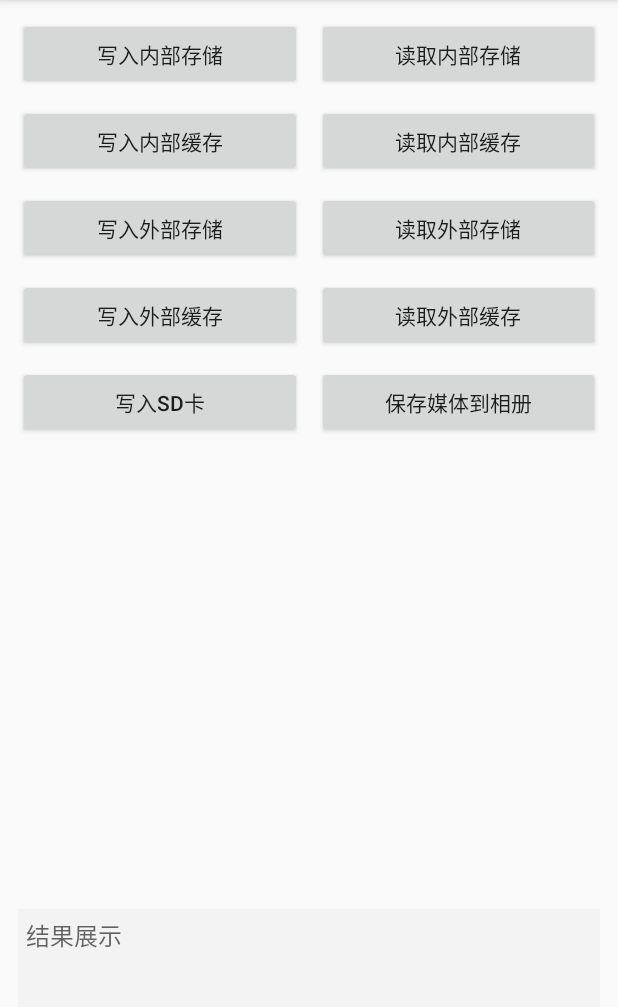
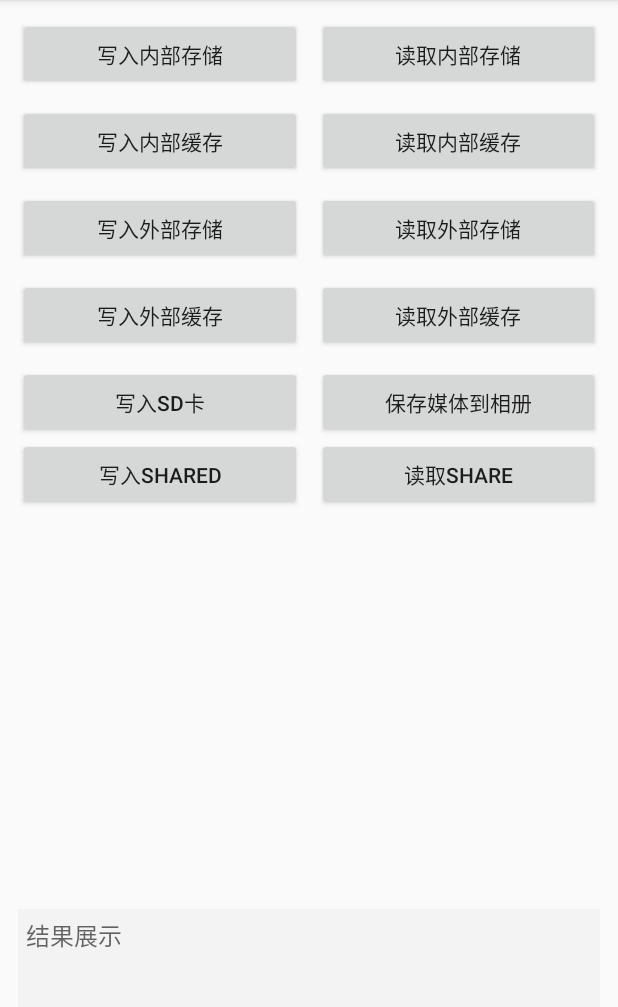
Before and after one commit to shusheng007/AndroidDevMemo, an Android app: the StorageActivity screen opened directly, with no data from a screen before it, on a phone screen of 412 x 824 dp, the part 84-1091 px from its top. Run offline under Robolectric (Android 15) with nearby library versions, the phone set to English and light mode, and no system bars.

Commit message:
feature：add sharePreferences example

```diff
--- a/app/src/main/res/layout/activity_storage.xml
+++ b/app/src/main/res/layout/activity_storage.xml
@@ -15,9 +15,12 @@
         app:layout_constraintRight_toRightOf="parent"
         app:layout_constraintTop_toTopOf="parent"
         app:layout_constraintBottom_toTopOf="@+id/tv_result">
+
         <androidx.constraintlayout.widget.ConstraintLayout
             android:layout_width="match_parent"
-            android:layout_height="wrap_content">
+            android:layout_height="wrap_content"
+            android:paddingBottom="50dp">
+
             <Button
                 android:id="@+id/btn_write_internal"
                 android:layout_width="0dp"
@@ -115,9 +118,9 @@
                 android:layout_height="wrap_content"
                 android:layout_marginTop="10dp"
                 android:text="写入SD卡"
+                app:layout_constraintEnd_toStartOf="@+id/btn_save_media_to_gallery"
                 app:layout_constraintHorizontal_bias="0.5"
                 app:layout_constraintStart_toStartOf="parent"
-                app:layout_constraintEnd_toStartOf="@+id/btn_save_media_to_gallery"
                 app:layout_constraintTop_toBottomOf="@+id/btn_write_external_catch" />
 
             <Button
@@ -126,11 +129,35 @@
                 android:layout_height="wrap_content"
                 android:layout_marginStart="10dp"
                 android:text="保存媒体到相册"
+                app:layout_constraintBottom_toBottomOf="@+id/btn_write_sd_card"
+                app:layout_constraintEnd_toEndOf="parent"
                 app:layout_constraintHorizontal_bias="0.5"
-                app:layout_constraintEnd_toEndOf="parent"
-                app:layout_constraintBottom_toBottomOf="@+id/btn_write_sd_card"
                 app:layout_constraintStart_toEndOf="@+id/btn_write_sd_card"
                 app:layout_constraintTop_toTopOf="@+id/btn_write_sd_card" />
+
+            <Button
+                android:id="@+id/btn_write_share"
+                android:layout_width="0dp"
+                android:layout_height="wrap_content"
+                android:text="写入shared"
+                app:layout_constraintBottom_toBottomOf="@+id/btn_read_share"
+                app:layout_constraintEnd_toStartOf="@+id/btn_read_share"
+                app:layout_constraintHorizontal_bias="0.5"
+                app:layout_constraintStart_toStartOf="parent"
+                app:layout_constraintTop_toBottomOf="@+id/btn_write_sd_card"
+                app:layout_constraintVertical_bias="0.0" />
+
+            <Button
+                android:id="@+id/btn_read_share"
+                android:layout_width="0dp"
+                android:layout_height="wrap_content"
+                android:layout_marginStart="10dp"
+                android:text="读取share"
+                app:layout_constraintBottom_toBottomOf="@+id/btn_write_share"
+                app:layout_constraintEnd_toEndOf="parent"
+                app:layout_constraintHorizontal_bias="0.5"
+                app:layout_constraintStart_toEndOf="@+id/btn_write_share"
+                app:layout_constraintTop_toTopOf="@+id/btn_write_share" />
 
         </androidx.constraintlayout.widget.ConstraintLayout>
     </ScrollView>
```
Also changed, not shown: app/src/main/java/top/ss007/androiddevmemo/storage/StorageActivity.kt (+37 -12 lines). Lines whose indentation alone changed are shown as unchanged.
